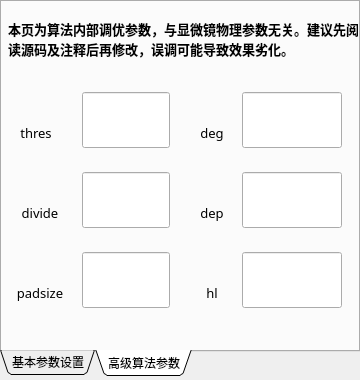
Above: ui/greenwidget.ui from Ruoave/Dark-optical-sectioning-with-Qt- before the change. Below: the same form after it.
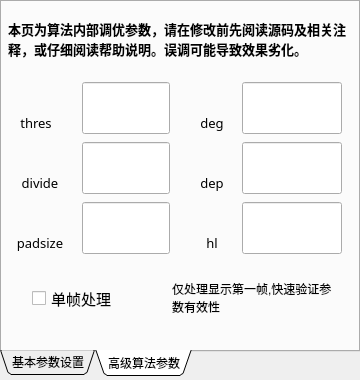
That is the form after the change. Custom widgets are drawn as their Qt base class.

Commit message:
ui 5.2.9 增加了单帧处理模式，更新了日志输出
在日志输出中，增加了中文路径导致输入/输出错误的提示

在第二页参数中增加了单帧处理模式checkbox，点选后会开启单帧处理模式
处理模式，只处理第一帧
为此将同步帧的处理后帧索引同步为处理前帧索引，换成了处理前帧索引同步为处理后帧索引
修了按下同步帧按钮，lineEdit_original中文本数字不及时刷新的bug

```diff
--- a/ui/greenwidget.ui
+++ b/ui/greenwidget.ui
@@ -576,7 +576,7 @@
       <enum>QFrame::Plain</enum>
      </property>
      <property name="text">
-      <string>本页为算法内部调优参数，与显微镜物理参数无关。建议先阅读源码及注释后再修改，误调可能导致效果劣化。</string>
+      <string>本页为算法内部调优参数，请在修改前先阅读源码及相关注释，或仔细阅读帮助说明。误调可能导致效果劣化。</string>
      </property>
      <property name="alignment">
       <set>Qt::AlignLeading|Qt::AlignLeft|Qt::AlignVCenter</set>
@@ -589,9 +589,9 @@
      <property name="geometry">
       <rect>
        <x>80</x>
-       <y>90</y>
+       <y>80</y>
        <width>88</width>
-       <height>56</height>
+       <height>52</height>
       </rect>
      </property>
     </widget>
@@ -599,9 +599,9 @@
      <property name="geometry">
       <rect>
        <x>80</x>
-       <y>170</y>
+       <y>140</y>
        <width>88</width>
-       <height>56</height>
+       <height>52</height>
       </rect>
      </property>
     </widget>
@@ -609,9 +609,9 @@
      <property name="geometry">
       <rect>
        <x>80</x>
-       <y>250</y>
+       <y>200</y>
        <width>88</width>
-       <height>56</height>
+       <height>52</height>
       </rect>
      </property>
     </widget>
@@ -619,9 +619,9 @@
      <property name="geometry">
       <rect>
        <x>240</x>
-       <y>90</y>
+       <y>80</y>
        <width>100</width>
-       <height>56</height>
+       <height>52</height>
       </rect>
      </property>
     </widget>
@@ -629,7 +629,7 @@
      <property name="geometry">
       <rect>
        <x>4</x>
-       <y>200</y>
+       <y>170</y>
        <width>68</width>
        <height>22</height>
       </rect>
@@ -661,7 +661,7 @@
      <property name="geometry">
       <rect>
        <x>0</x>
-       <y>120</y>
+       <y>110</y>
        <width>68</width>
        <height>22</height>
       </rect>
@@ -693,7 +693,7 @@
      <property name="geometry">
       <rect>
        <x>4</x>
-       <y>280</y>
+       <y>230</y>
        <width>68</width>
        <height>22</height>
       </rect>
@@ -725,7 +725,7 @@
      <property name="geometry">
       <rect>
        <x>190</x>
-       <y>120</y>
+       <y>110</y>
        <width>40</width>
        <height>22</height>
       </rect>
@@ -757,7 +757,7 @@
      <property name="geometry">
       <rect>
        <x>190</x>
-       <y>200</y>
+       <y>170</y>
        <width>40</width>
        <height>22</height>
       </rect>
@@ -789,9 +789,9 @@
      <property name="geometry">
       <rect>
        <x>240</x>
-       <y>170</y>
+       <y>140</y>
        <width>100</width>
-       <height>56</height>
+       <height>52</height>
       </rect>
      </property>
     </widget>
@@ -799,7 +799,7 @@
      <property name="geometry">
       <rect>
        <x>190</x>
-       <y>280</y>
+       <y>230</y>
        <width>40</width>
        <height>22</height>
       </rect>
@@ -831,12 +831,53 @@
      <property name="geometry">
       <rect>
        <x>240</x>
-       <y>250</y>
+       <y>200</y>
        <width>100</width>
-       <height>56</height>
+       <height>52</height>
       </rect>
      </property>
     </widget>
+    <widget class="QtMaterialCheckBox" name="SingleFrameRunning">
+     <property name="geometry">
+      <rect>
+       <x>30</x>
+       <y>276</y>
+       <width>121</width>
+       <height>40</height>
+      </rect>
+     </property>
+     <property name="font">
+      <font>
+       <family>微软雅黑</family>
+       <pointsize>11</pointsize>
+      </font>
+     </property>
+     <property name="text">
+      <string>单帧处理</string>
+     </property>
+    </widget>
+    <widget class="QLabel" name="checkbox_Explain">
+     <property name="geometry">
+      <rect>
+       <x>170</x>
+       <y>280</y>
+       <width>161</width>
+       <height>31</height>
+      </rect>
+     </property>
+     <property name="font">
+      <font>
+       <family>Arial</family>
+       <pointsize>9</pointsize>
+      </font>
+     </property>
+     <property name="text">
+      <string>仅处理显示第一帧,快速验证参数有效性</string>
+     </property>
+     <property name="wordWrap">
+      <bool>true</bool>
+     </property>
+    </widget>
    </widget>
   </widget>
  </widget>
@@ -856,6 +897,11 @@
    <extends>QLineEdit</extends>
    <header location="global">qtmaterialtextfield.h</header>
   </customwidget>
+  <customwidget>
+   <class>QtMaterialCheckBox</class>
+   <extends>QCheckBox</extends>
+   <header>qtmaterialcheckbox.h</header>
+  </customwidget>
  </customwidgets>
  <resources/>
  <connections/>
```
The commit also changes 9 other files.
